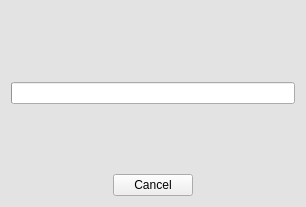
First picture: the form in pyweed/gui/uic/SpinnerWidget.ui, repository iris-edu/pyweed, before the edit.
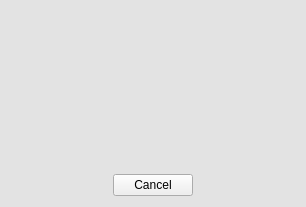
Second picture: the form after the edit.

Commit message: More UI tweaks, mainly around the waveform download

Patch:
```diff
--- a/pyweed/gui/uic/SpinnerWidget.ui
+++ b/pyweed/gui/uic/SpinnerWidget.ui
@@ -23,7 +23,7 @@
    <string notr="true">QFrame { background-color: rgba(224,224,224,192)} 
 QLabel { background-color: transparent }</string>
   </property>
-  <layout class="QVBoxLayout" name="verticalLayout" stretch="1,0,1,0">
+  <layout class="QVBoxLayout" name="verticalLayout" stretch="1,1,0">
    <property name="spacing">
     <number>0</number>
    </property>
@@ -40,9 +40,6 @@
      </property>
     </widget>
    </item>
-   <item>
-    <widget class="QProgressBar" name="progressBar"/>
-   </item>
    <item>
     <widget class="QLabel" name="label">
      <property name="text">
```
The commit also changes 5 other files.
